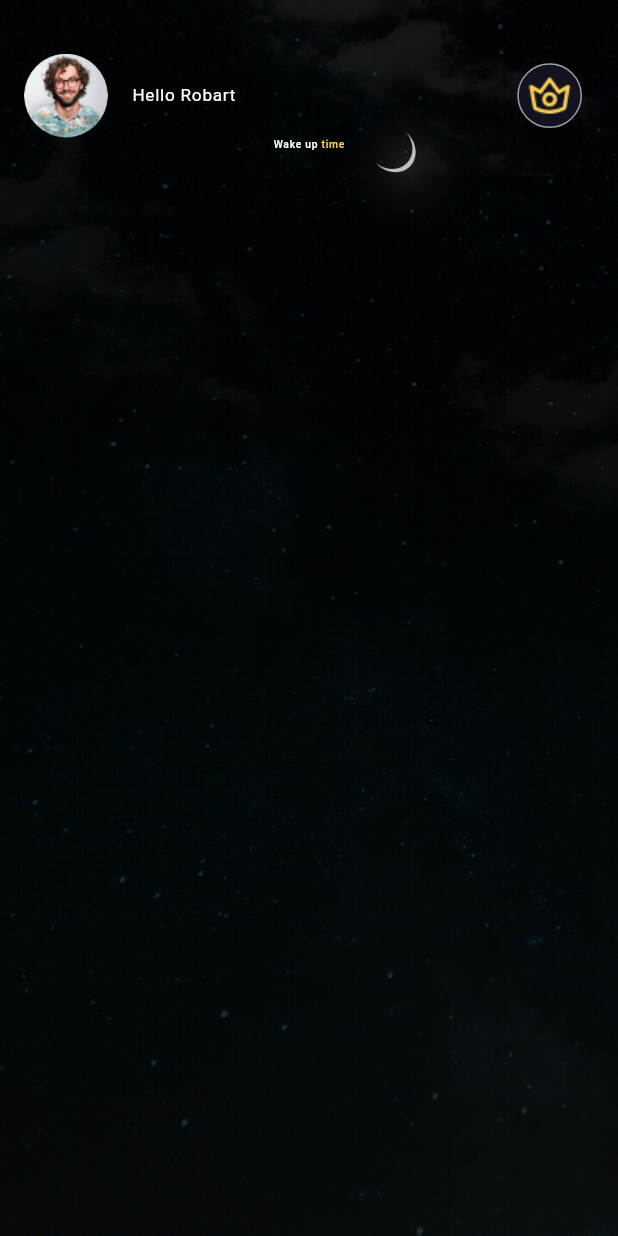
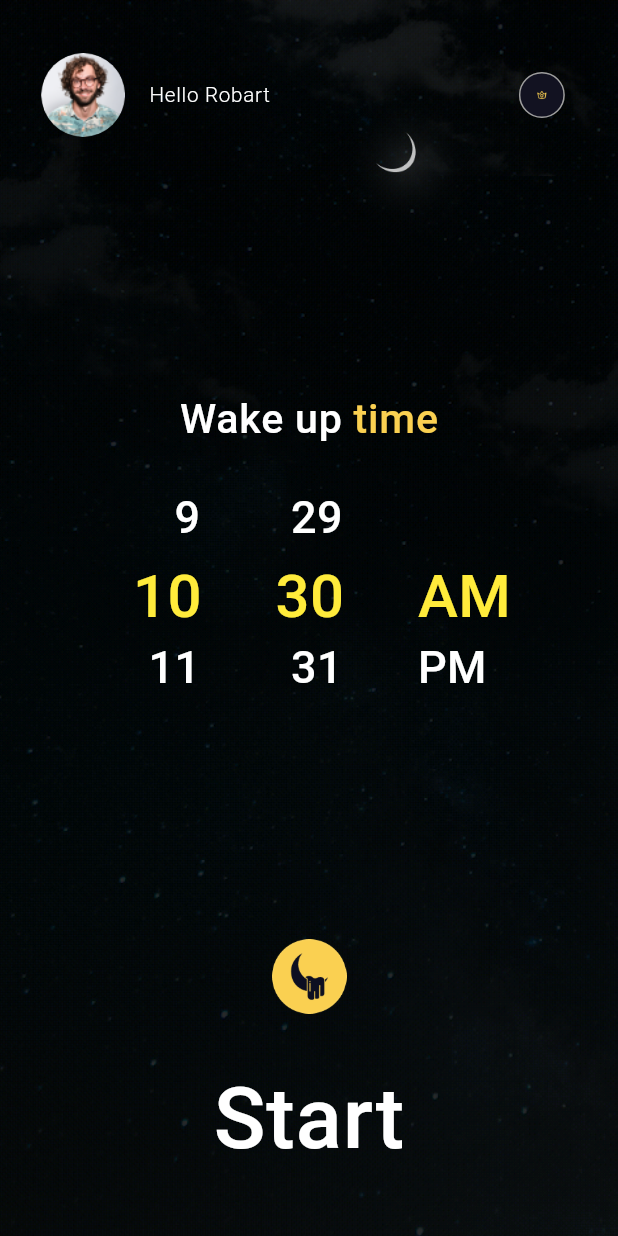
Before and after one commit to backbencherstudio/Sleep-Soundscape, a Flutter app: the HomeScreen screen opened directly, on a phone screen of 412 x 824 dp. Run offline on Flutter 3.47's test engine with Material 3 defaults, Android fonts, the phone set to English and light mode, and no system bars; drawn by our look-alikes of flutter_time_picker_spinner; our stand-ins replace flutter_screenutil.

Commit message:
update code

```diff
--- a/lib/main.dart
+++ b/lib/main.dart
@@ -16,8 +16,8 @@ void main() async {
 class MyApp extends StatelessWidget {
   MyApp({super.key});
 
-  final double deviceWidth = 1440.0;
-  static const double deviceHeight = 1383.0;
+  // final double deviceWidth = 1440.0;
+  // static const double deviceHeight = 1383.0;
 
   @override
   Widget build(BuildContext context) {
@@ -28,7 +28,7 @@ class MyApp extends StatelessWidget {
         ),
       ],
       child: ScreenUtilInit(
-        designSize: Size(deviceWidth, deviceHeight),
+      //  designSize: Size(deviceWidth, deviceHeight),
         minTextAdapt: true,
         builder: (context, child) {
           return MaterialApp(
@@ -76,16 +76,3 @@ class MyApp extends StatelessWidget {
     );
   }
 }
-// echo "# sleep-soundscape" >> README.md
-// git init
-// git add README.md
-// git commit -m "first commit"
-// git branch -M main
-// git remote add origin https://github.com/backbencherstudio/sleep-soundscape.git
-// git push -u origin main
-//
-//
-//
-// git remote add origin https://github.com/backbencherstudio/sleep-soundscape.git
-// git branch -M main
-// git push -u origin main
--- a/lib/view/home_screen/screen/home_screen.dart
+++ b/lib/view/home_screen/screen/home_screen.dart
@@ -1,5 +1,6 @@
 import 'package:flutter/material.dart';
 import 'package:flutter_screenutil/flutter_screenutil.dart';
+import 'package:flutter_time_picker_spinner/flutter_time_picker_spinner.dart';
 
 class HomeScreen extends StatelessWidget {
   const HomeScreen({super.key});
@@ -18,9 +19,11 @@ class HomeScreen extends StatelessWidget {
             fit: BoxFit.cover, // Covers the entire screen
           ),
         ),
+        child: Padding(
+          padding: EdgeInsets.all(10.r),
           child: Column(
             children: [
-            SizedBox(height: 60.h),
+              SizedBox(height: 20.h),
               ListTile(
                 leading: ClipOval(
                   child: Image.asset("assets/images/user_1.png"),
@@ -29,8 +32,8 @@ class HomeScreen extends StatelessWidget {
                   "Hello Robart",
                   style: Theme.of(context).textTheme.bodyLarge?.copyWith(
                     color: Color(0xffFFFFFF),
-                  fontWeight: FontWeight.w400,
-                  fontSize: 40.sp,
+                    fontWeight: FontWeight.w300,
+                    fontSize: 12.sp,
                   ),
                 ),
 
@@ -45,37 +48,106 @@ class HomeScreen extends StatelessWidget {
                   ),
                   child: Padding(
                     padding: EdgeInsets.all(9.r),
-                  child: Image.asset("assets/icons/save.png"), // Your image
+                    child: Image.asset(
+                      "assets/icons/save.png",
+                      height: 7.h,
+                      width: 7.w,
+                    ), // Your image
                   ),
                 ),
               ),
-            RichText(text: TextSpan(
+              SizedBox(height: 140.h),
+              RichText(
+                text: TextSpan(
                   children: [
                     TextSpan(
                       text: "Wake up ",
                       style: Theme.of(context).textTheme.bodyLarge?.copyWith(
                         color: Color(0xffFFFFFF),
                         fontSize: 24.sp,
-                        fontWeight: FontWeight.w500
-                    )
-                )
-                ,  TextSpan(
+                        fontWeight: FontWeight.w500,
+                      ),
+                    ),
+                    TextSpan(
                       text: "time",
                       style: Theme.of(context).textTheme.bodyLarge?.copyWith(
                         color: Color(0xffFAD051),
                         fontSize: 24.sp,
-                    fontWeight: FontWeight.w500
-                  )
-
-                )
-
-              ]
-            ))
-
-
+                        fontWeight: FontWeight.w500,
+                      ),
+                    ),
                   ],
+                ),
+              ),
+              SizedBox(height: 20),
+              TimePickerSpinner(
+                is24HourMode: false, // AM/PM format
+                normalTextStyle: TextStyle(fontSize: 30, color: Colors.white),
+                highlightedTextStyle: TextStyle(
+                  fontSize: 40,
+                  color: Colors.yellow,
+                ),
+                spacing: 50, // Adjust the spacing
+                itemHeight: 50,
+                onTimeChange: (time) {
+                  // setState(() {
+                  //   _time = time;
+                  // });
+                },
+              ),
+              SizedBox(height: 131.h),
+              Image.asset("assets/icons/start_img.png", width: 50, height: 50),
+              SizedBox(height: 23.h),
+              Text(
+                "Start",
+                style: Theme.of(context).textTheme.bodyLarge?.copyWith(
+                  color: Color(0xffFFFFFF),
+                  fontSize: 50.sp,
+                  fontWeight: FontWeight.w500,
+                ),
+              ),
+            ],
+          ),
         ),
       ),
     );
   }
 }
+
+// import 'package:flutter/material.dart';
+// import 'package:flutter_time_picker_spinner/flutter_time_picker_spinner.dart';
+//
+// class AlarmScreen extends StatefulWidget {
+//   const AlarmScreen({super.key});
+//
+//   @override
+//   State<AlarmScreen> createState() => _AlarmScreenState();
+// }
+
+// class _AlarmScreenState extends State<AlarmScreen> {
+//   DateTime _time = DateTime.now(); // Initial time
+//
+//   @override
+//   Widget build(BuildContext context) {
+//     return Scaffold(
+//       appBar: AppBar(
+//         title: const Text('Set Alarm'),
+//       ),
+//       body: Center(
+//         child: TimePickerSpinner(
+//           is24HourMode: false, // AM/PM format
+//           normalTextStyle: TextStyle(fontSize: 30, color: Colors.white),
+//           highlightedTextStyle: TextStyle(fontSize: 40, color: Colors.yellow),
+//           spacing: 50, // Adjust the spacing
+//           itemHeight: 50,
+//           onTimeChange: (time) {
+//             setState(() {
+//               _time = time;
+//             });
+//             print("Selected time: $_time");
+//           },
+//         ),
+//       ),
+//     );
+//   }
+// }
--- a/pubspec.yaml
+++ b/pubspec.yaml
@@ -36,8 +36,7 @@ dependencies:
   cupertino_icons: ^1.0.8
   provider: ^6.1.2
   flutter_screenutil: ^5.9.3
-
-
+  flutter_time_picker_spinner: ^2.0.0
 dev_dependencies:
   flutter_test:
     sdk: flutter
```
Also changed, not shown: lib/view/onboarding_screen/onboarding_screen.dart (+9 -9 lines), lib/view/splash_screen/splash_screen.dart (+15 -15 lines), assets/icons/start_img.png (added), pubspec.lock. Lines whose indentation alone changed are shown as unchanged.
